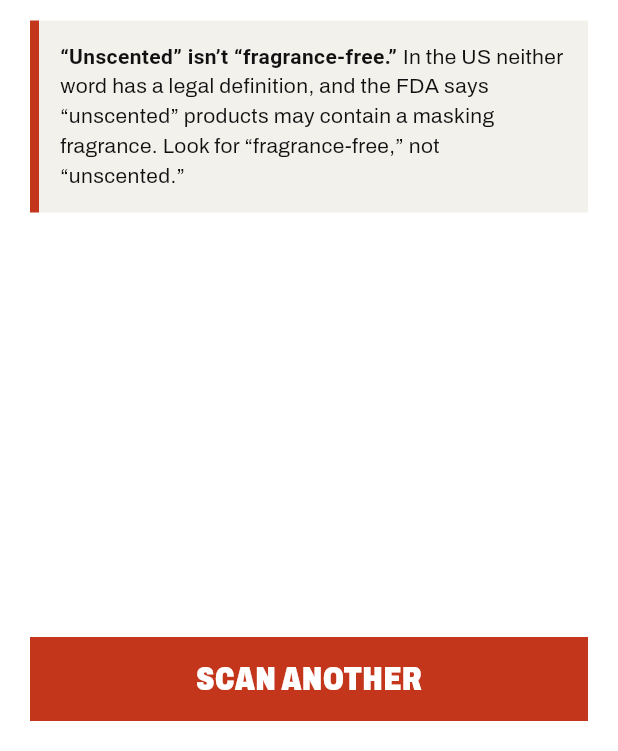
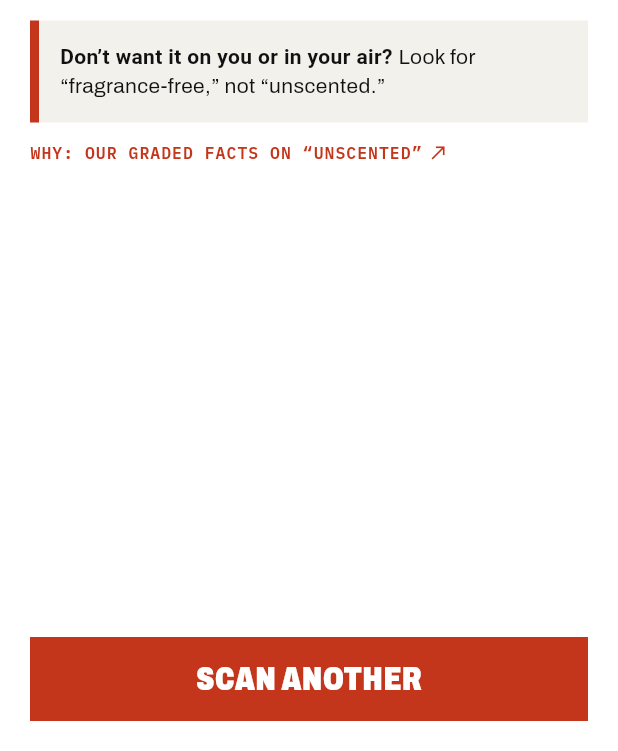
Before and after one commit to leakydata/ihateperfume-app, a Flutter app: the NoListScreen screen opened directly with empty values, on a phone screen of 412 x 824 dp, the part 485-1236 px from its top. Run offline on Flutter 3.47's test engine with Material 3 defaults, Android fonts, the phone set to English and light mode, and no system bars; our stand-ins replace camera, diacritic, image_picker, share_plus, shared_preferences; missing offline and left inert: google_mlkit_text_recognition, mobile_scanner; accounts and stored records are empty; project files that could hold a hidden picture were left out.

Commit message:
No-list screen: approved design copy plus a link to the graded facts, instead of a paraphrase of graded claims
Co-Authored-By: Claude Opus 5.5 <noreply@anthropic.com>

```diff
--- a/lib/screens/no_list.dart
+++ b/lib/screens/no_list.dart
@@ -4,9 +4,11 @@ library;
 
 import 'package:flutter/material.dart';
 
+import '../report.dart';
 import '../services.dart';
 import '../theme.dart';
 import 'contribute.dart';
+import 'ingredient.dart';
 import 'scanner.dart';
 
 class NoListScreen extends StatefulWidget {
@@ -75,13 +77,18 @@ class _NoListScreenState extends State<NoListScreen> {
                 Text('${ihpNote(widget.info)} What the package says, not a guarantee: packages change, so read yours.',
                     style: T.src()),
                 const SizedBox(height: 14),
+                // Approved copy from the design (mockup screen 4). The evidence stays on the website as graded claims
+                // with their sources; the app links there instead of paraphrasing them.
                 Panel(
                   child: Text.rich(TextSpan(style: T.lede.copyWith(fontSize: 14), children: const [
-                    TextSpan(text: '“Unscented” isn’t “fragrance-free.” ', style: TextStyle(fontWeight: FontWeight.w700)),
-                    TextSpan(
-                        text: 'In the US neither word has a legal definition, and the FDA says “unscented” products may '
-                            'contain a masking fragrance. Look for “fragrance-free,” not “unscented.”'),
+                    TextSpan(text: 'Don’t want it on you or in your air? ', style: TextStyle(fontWeight: FontWeight.w700)),
+                    TextSpan(text: 'Look for “fragrance-free,” not “unscented.”'),
                   ])),
+                ),
+                InkWell(
+                  onTap: () => openLink(context, '$site/facts/?grade=all&q=unscented#facts'),
+                  child: const Padding(
+                      padding: EdgeInsets.only(top: 12), child: MonoLink('Why: our graded facts on “unscented”', size: 11)),
                 ),
                 if (widget.barcode != null)
                   InkWell(
```
